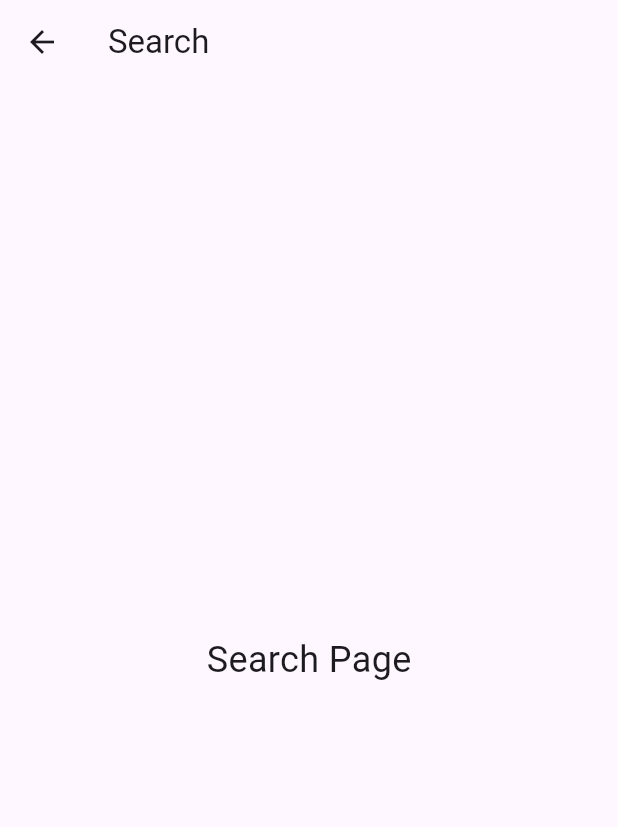
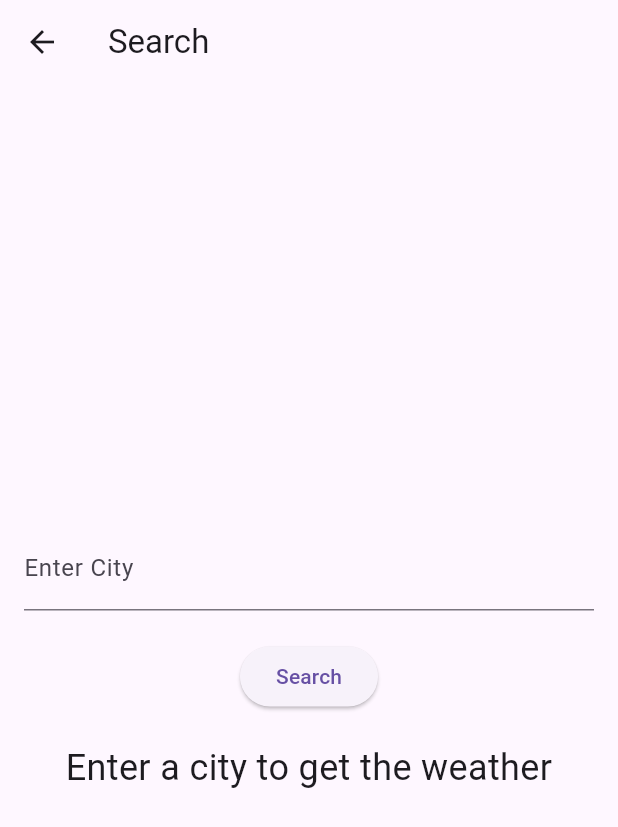
Before and after one commit to Speed711/weather_app, a Flutter app: the WeatherSearch screen opened directly, on a phone screen of 412 x 824 dp. Shown: the top 827 px of the screen. Run offline on Flutter 3.47's test engine with Material 3 defaults, Android fonts, the phone set to English and light mode, and no system bars; our stand-ins replace geocoding, geolocator, lottie.

Commit message:
Initial commit

```diff
--- a/lib/screens/weather_search.dart
+++ b/lib/screens/weather_search.dart
@@ -1,7 +1,36 @@
 import 'package:flutter/material.dart';
+import 'package:weather_app/services/weather_service.dart';
+import 'package:weather_app/models/weather_model.dart';
 
-class WeatherSearch extends StatelessWidget {
+class WeatherSearch extends StatefulWidget {
   const WeatherSearch({super.key});
+
+  @override
+  State<WeatherSearch> createState() => _WeatherSearchState();
+}
+
+class _WeatherSearchState extends State<WeatherSearch> {
+  final TextEditingController _controller = TextEditingController();
+  String _weatherInfo = 'Enter a city to get the weather';
+  final WeatherService _weatherService = WeatherService(
+      'e7b78f4eda017e04b8242189187b04d5'); // Replace with your actual API key
+
+  void _searchWeather() async {
+    String city = _controller.text;
+    if (city.isNotEmpty) {
+      try {
+        Weather weatherData = await _weatherService.getWeather(city);
+        setState(() {
+          _weatherInfo =
+              'Weather in $city: ${weatherData.cityName}, ${weatherData.temperature}°F, Condition Code: ${weatherData.conditionCode}';
+        });
+      } catch (e) {
+        setState(() {
+          _weatherInfo = 'Failed to load weather data';
+        });
+      }
+    }
+  }
 
   @override
   Widget build(BuildContext context) {
@@ -9,10 +38,29 @@ class WeatherSearch extends StatelessWidget {
       appBar: AppBar(
         title: const Text('Search'),
       ),
-      body: const Center(
-        child: Text(
-          'Search Page',
-        style: TextStyle(fontSize: 24),
+      body: Padding(
+        padding: const EdgeInsets.all(16.0),
+        child: Column(
+          mainAxisAlignment: MainAxisAlignment.center,
+          children: [
+            TextField(
+              controller: _controller,
+              decoration: const InputDecoration(
+                labelText: 'Enter City',
+              ),
+            ),
+            const SizedBox(height: 20),
+            ElevatedButton(
+              onPressed: _searchWeather,
+              child: const Text('Search'),
+            ),
+            const SizedBox(height: 20),
+            Text(
+              _weatherInfo,
+              style: const TextStyle(fontSize: 24),
+              textAlign: TextAlign.center,
+            ),
+          ],
         ),
       ),
     );
```
Also changed, not shown: lib/screens/weather_navigation.dart (+8 -4 lines).
